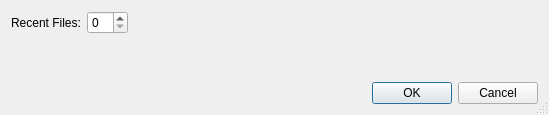
This is kang/gui/preferencesDialogBA.ui in geckoblu/kang as Qt 5 draws it before an edit. The edited form follows.
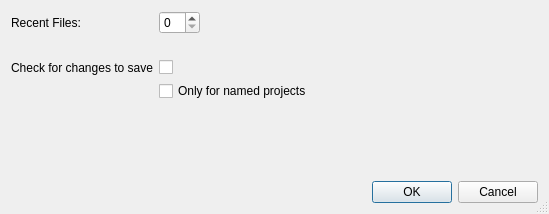
This is the edited form.

Commit message: Check for changes to save options

Patch:
```diff
--- a/kang/gui/preferencesDialogBA.ui
+++ b/kang/gui/preferencesDialogBA.ui
@@ -7,7 +7,7 @@
     <x>0</x>
     <y>0</y>
     <width>549</width>
-    <height>115</height>
+    <height>214</height>
    </rect>
   </property>
   <property name="windowTitle">
@@ -45,6 +45,40 @@
        </property>
       </spacer>
      </item>
+     <item row="1" column="0">
+      <widget class="QLabel" name="foolLabel">
+       <property name="text">
+        <string> </string>
+       </property>
+      </widget>
+     </item>
+     <item row="2" column="0">
+      <widget class="QLabel" name="askSaveLabel">
+       <property name="text">
+        <string>Check for changes to save</string>
+       </property>
+      </widget>
+     </item>
+     <item row="2" column="1">
+      <widget class="QCheckBox" name="askSaveCheckbox">
+       <property name="text">
+        <string/>
+       </property>
+      </widget>
+     </item>
+     <item row="3" column="1" colspan="2">
+      <widget class="QCheckBox" name="askSaveCheckbox2">
+       <property name="sizePolicy">
+        <sizepolicy hsizetype="Minimum" vsizetype="Fixed">
+         <horstretch>0</horstretch>
+         <verstretch>0</verstretch>
+        </sizepolicy>
+       </property>
+       <property name="text">
+        <string>Only for named projects</string>
+       </property>
+      </widget>
+     </item>
     </layout>
    </item>
    <item row="2" column="0">
```
Left out of the diff: 31 changed lines with no effect on the pictures. The commit also changes 5 other files.
